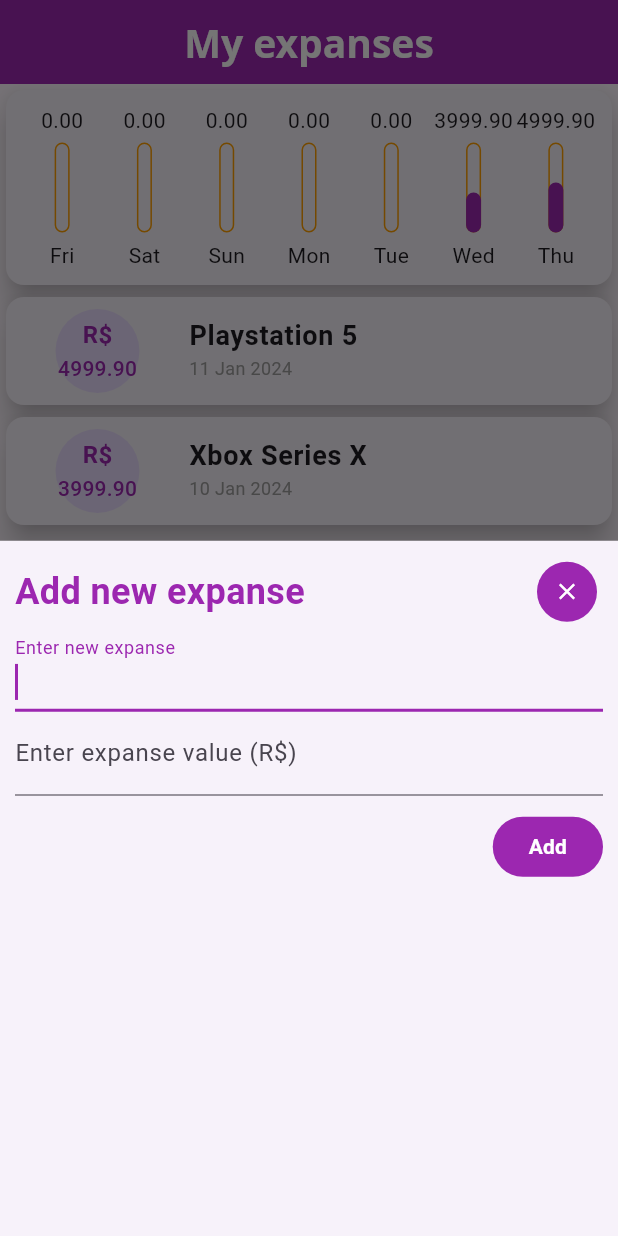
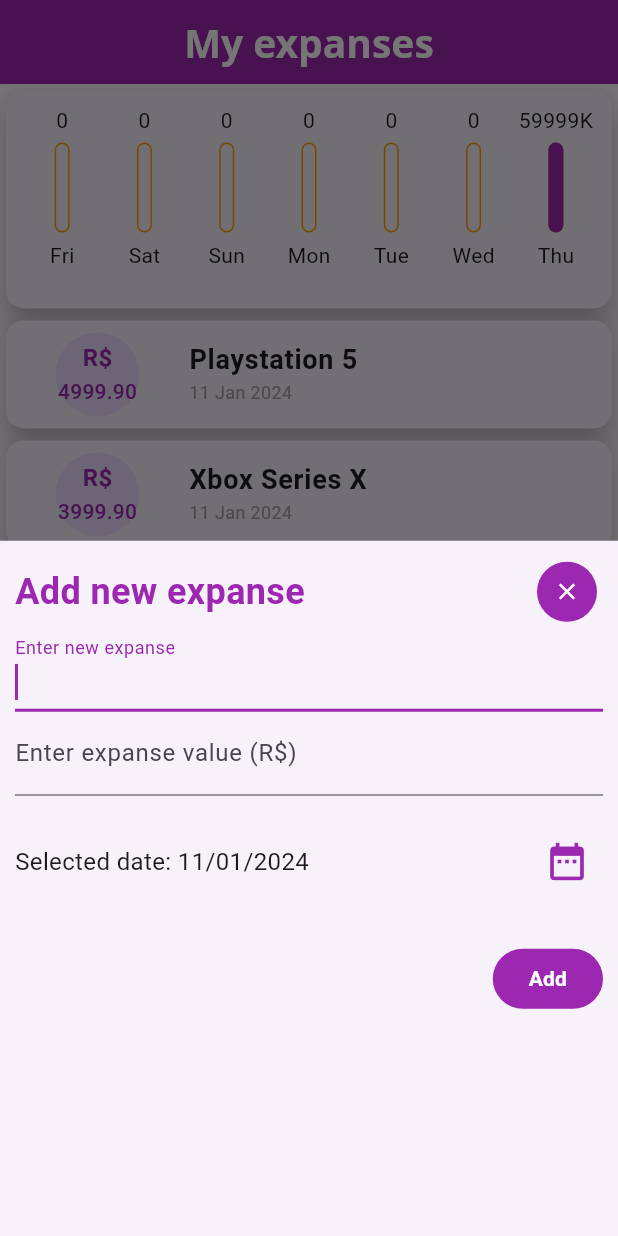
Before and after one commit to nson22/flutter, a Flutter app: the screen it shows after launch, after a tap on the "add" icon, on a phone screen of 412 x 824 dp. Run offline on Flutter 3.47's test engine with Material 3 defaults, Android fonts, the phone set to English and light mode, and no system bars.

Commit message:
Update responsividade

```diff
--- a/lib/components/charter.dart
+++ b/lib/components/charter.dart
@@ -35,6 +35,16 @@ class Charter extends StatelessWidget {
     });
   }
 
+  String _changeValueToDisplay(double value) {
+    if (value > 1000 && value < 1000000) {
+      return "${value.toStringAsFixed(0)}K";
+    } else if (value > 1000000) {
+      return "${value.toStringAsFixed(0)}M";
+    } else {
+      return value.toStringAsFixed(0);
+    }
+  }
+
   @override
   Widget build(BuildContext context) {
     return Card(
@@ -48,7 +58,8 @@ class Charter extends StatelessWidget {
               fit: FlexFit.tight,
               child: CharterBar(
                 label: tr['day'].toString(),
-                value: double.parse(tr['value'].toString()),
+                value:
+                    _changeValueToDisplay(double.parse(tr['value'].toString())),
                 percentage:
                     double.parse(tr['value'].toString()) / _weekTotalValue,
               ),
--- a/lib/components/charter_bar.dart
+++ b/lib/components/charter_bar.dart
@@ -2,7 +2,7 @@ import 'package:flutter/material.dart';
 
 class CharterBar extends StatelessWidget {
   final String label;
-  final double value;
+  final String value;
   final double percentage;
 
   const CharterBar({
@@ -18,7 +18,7 @@ class CharterBar extends StatelessWidget {
       children: [
         FittedBox(
           child: Text(
-            value.toStringAsFixed(2),
+            value,
           ),
         ),
         const SizedBox(
--- a/lib/components/transaction_form.dart
+++ b/lib/components/transaction_form.dart
@@ -1,7 +1,10 @@
+import 'dart:developer';
+import 'package:intl/intl.dart';
+
 import 'package:flutter/material.dart';
 
 class TransactionForm extends StatefulWidget {
-  final void Function(String, double) _onSubmit;
+  final void Function(String, double, DateTime) _onSubmit;
 
   const TransactionForm(this._onSubmit, {super.key});
 
@@ -10,19 +13,39 @@ class TransactionForm extends StatefulWidget {
 }
 
 class _TransactionFormState extends State<TransactionForm> {
-  final titleController = TextEditingController();
+  final _titleController = TextEditingController();
+  final _valueController = TextEditingController();
+  DateTime? _selectedDate = DateTime.now();
 
-  final valueController = TextEditingController();
+  void _onSubmitForm() {
+    final title = _titleController.text;
+    final value = double.tryParse(_valueController.text) ?? 0.0;
 
-  _onSubmitForm() {
-    final title = titleController.text;
-    final value = double.tryParse(valueController.text) ?? 0.0;
-
-    if (title.isEmpty || value <= 0) {
+    if (title.isEmpty || value <= 0 || _selectedDate == null) {
       return;
     }
 
-    widget._onSubmit(title, value);
+    widget._onSubmit(title, value, _selectedDate!);
+  }
+
+  void _showDatePicker() {
+    showDatePicker(
+      context: context,
+      initialDate: DateTime.now(),
+      firstDate: DateTime(int.parse(DateFormat.y().format(DateTime.now()))),
+      lastDate: DateTime(int.parse(DateFormat.y().format(DateTime.now())) + 1),
+      initialEntryMode: DatePickerEntryMode.calendarOnly,
+    ).then((pickedDate) {
+      if (pickedDate == null) {
+        return;
+      }
+
+      setState(() {
+        _selectedDate = pickedDate;
+        log(_selectedDate.toString());
+        log(pickedDate.toString());
+      });
+    });
   }
 
   @override
@@ -62,20 +85,44 @@ class _TransactionFormState extends State<TransactionForm> {
           ),
           TextField(
             autofocus: true,
-            controller: titleController,
+            controller: _titleController,
             onSubmitted: (_) => _onSubmitForm(),
             decoration: const InputDecoration(
               labelText: "Enter new expanse",
             ),
           ),
           TextField(
-            controller: valueController,
+            autofocus: true,
+            controller: _valueController,
             onSubmitted: (_) => _onSubmitForm(),
             keyboardType: const TextInputType.numberWithOptions(decimal: true),
             decoration: const InputDecoration(
               labelText: "Enter expanse value (R\$)",
             ),
           ),
+          Container(
+              margin: const EdgeInsets.symmetric(vertical: 20),
+              child: Row(
+                mainAxisAlignment: MainAxisAlignment.spaceBetween,
+                children: [
+                  Text(
+                    _selectedDate == null
+                        ? "Select the date"
+                        : "Selected date: ${DateFormat('dd/MM/y').format(_selectedDate!)}",
+                    style: const TextStyle(
+                      fontSize: 16,
+                    ),
+                  ),
+                  IconButton(
+                    onPressed: _showDatePicker,
+                    icon: const Icon(
+                      Icons.date_range,
+                      size: 30,
+                      color: Colors.purple,
+                    ),
+                  )
+                ],
+              )),
           Container(
             margin: const EdgeInsets.only(top: 10),
             alignment: Alignment.centerRight,
--- a/lib/main.dart
+++ b/lib/main.dart
@@ -59,17 +59,81 @@ class _MyHomePageState extends State<MyHomePage> {
       id: Random().nextDouble().toString(),
       title: 'Xbox Series X',
       value: 3999.90,
-      date: DateTime.now().subtract(
-        const Duration(days: 1),
-      ),
+      date: DateTime.now(),
     ),
     Transaction(
       id: Random().nextDouble().toString(),
       title: 'Nintendo Switch',
       value: 2999.90,
-      date: DateTime.now().subtract(
-        const Duration(days: 30),
+      date: DateTime.now(),
     ),
+    Transaction(
+        id: Random().nextDouble().toString(),
+        title: 'Playstation 5',
+        value: 4999.90,
+        date: DateTime.now()),
+    Transaction(
+      id: Random().nextDouble().toString(),
+      title: 'Xbox Series X',
+      value: 3999.90,
+      date: DateTime.now(),
+    ),
+    Transaction(
+      id: Random().nextDouble().toString(),
+      title: 'Nintendo Switch',
+      value: 2999.90,
+      date: DateTime.now(),
+    ),
+    Transaction(
+        id: Random().nextDouble().toString(),
+        title: 'Playstation 5',
+        value: 4999.90,
+        date: DateTime.now()),
+    Transaction(
+      id: Random().nextDouble().toString(),
+      title: 'Xbox Series X',
+      value: 3999.90,
+      date: DateTime.now(),
+    ),
+    Transaction(
+      id: Random().nextDouble().toString(),
+      title: 'Nintendo Switch',
+      value: 2999.90,
+      date: DateTime.now(),
+    ),
+    Transaction(
+        id: Random().nextDouble().toString(),
+        title: 'Playstation 5',
+        value: 4999.90,
+        date: DateTime.now()),
+    Transaction(
+      id: Random().nextDouble().toString(),
+      title: 'Xbox Series X',
+      value: 3999.90,
+      date: DateTime.now(),
+    ),
+    Transaction(
+      id: Random().nextDouble().toString(),
+      title: 'Nintendo Switch',
+      value: 2999.90,
+      date: DateTime.now(),
+    ),
+    Transaction(
+        id: Random().nextDouble().toString(),
+        title: 'Playstation 5',
+        value: 4999.90,
+        date: DateTime.now()),
+    Transaction(
+      id: Random().nextDouble().toString(),
+      title: 'Xbox Series X',
+      value: 3999.90,
+      date: DateTime.now(),
+    ),
+    Transaction(
+      id: Random().nextDouble().toString(),
+      title: 'Nintendo Switch',
+      value: 2999.90,
+      date: DateTime.now(),
     ),
   ];
 
@@ -83,12 +147,12 @@ class _MyHomePageState extends State<MyHomePage> {
     }).toList();
   }
 
-  void _addTransaction(String title, double value) {
+  void _addTransaction(String title, double value, DateTime date) {
     Transaction transaction = Transaction(
       id: Random().nextDouble().toString(),
       title: title,
       value: value,
-      date: DateTime.now(),
+      date: date,
     );
 
     setState(() {
@@ -110,8 +174,7 @@ class _MyHomePageState extends State<MyHomePage> {
 
   @override
   Widget build(BuildContext context) {
-    return Scaffold(
-      appBar: AppBar(
+    PreferredSizeWidget appBar = AppBar(
       centerTitle: true,
       title: Text(
         "My expanses",
@@ -122,14 +185,22 @@ class _MyHomePageState extends State<MyHomePage> {
       ),
       primary: true,
       backgroundColor: Theme.of(context).colorScheme.primary,
-      ),
+    );
+
+    double notificationBarHeight = MediaQuery.of(context).padding.top;
+    double appBarHeight = appBar.preferredSize.height;
+    double deviceHeight = MediaQuery.of(context).size.height;
+    double availableScreenHeight =
+        deviceHeight - appBarHeight - notificationBarHeight;
+
+    return Scaffold(
+      appBar: appBar,
       body: _transactions.isEmpty
-          ? SingleChildScrollView(
-              child: Column(
+          ? Column(
               mainAxisAlignment: MainAxisAlignment.center,
               children: [
                 Container(
-                    alignment: Alignment.center,
+                  padding: const EdgeInsets.all(20),
                   child: Text(
                     "Click on the + icon and start to add your expanses!",
                     style: TextStyle(
@@ -139,13 +210,22 @@ class _MyHomePageState extends State<MyHomePage> {
                   ),
                 ),
               ],
-              ),
             )
           : SingleChildScrollView(
               child: Column(
                 children: [
-                  Charter(filterRecentTransactions()),
-                  TransactionList(filterRecentTransactions())
+                  SizedBox(
+                    height: availableScreenHeight * .2,
+                    child: Charter(
+                      filterRecentTransactions(),
+                    ),
+                  ),
+                  SizedBox(
+                    height: availableScreenHeight * .8,
+                    child: TransactionList(
+                      filterRecentTransactions(),
+                    ),
+                  )
                 ],
               ),
             ),
```
Also changed, not shown: lib/components/transaction_list.dart (+0 -42 lines). Lines whose indentation alone changed are shown as unchanged.
